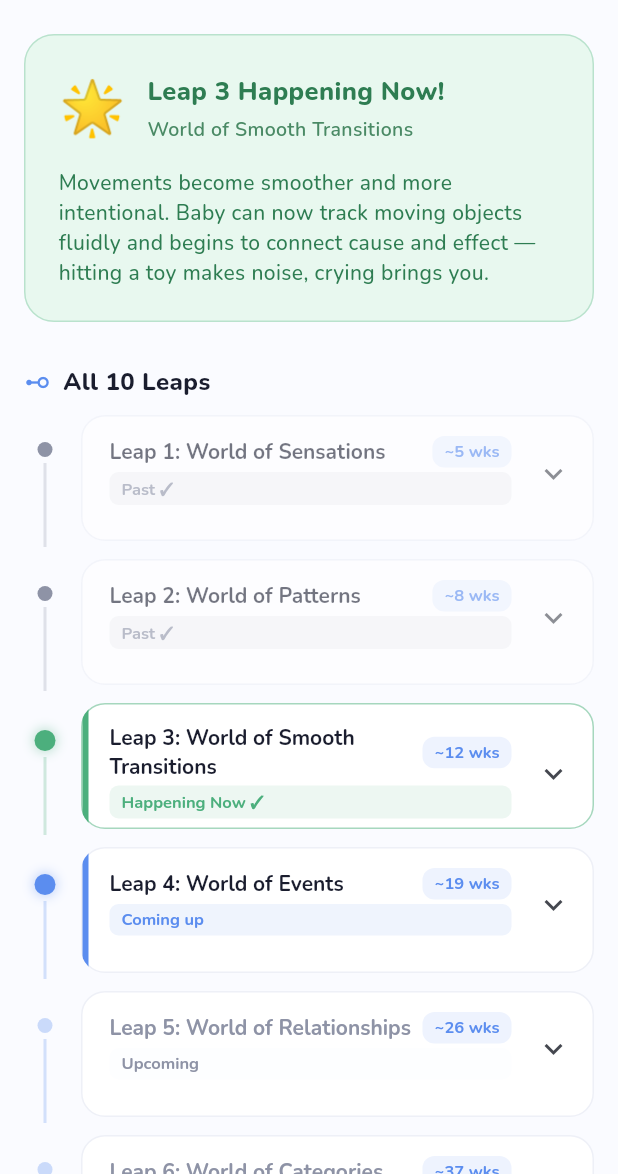
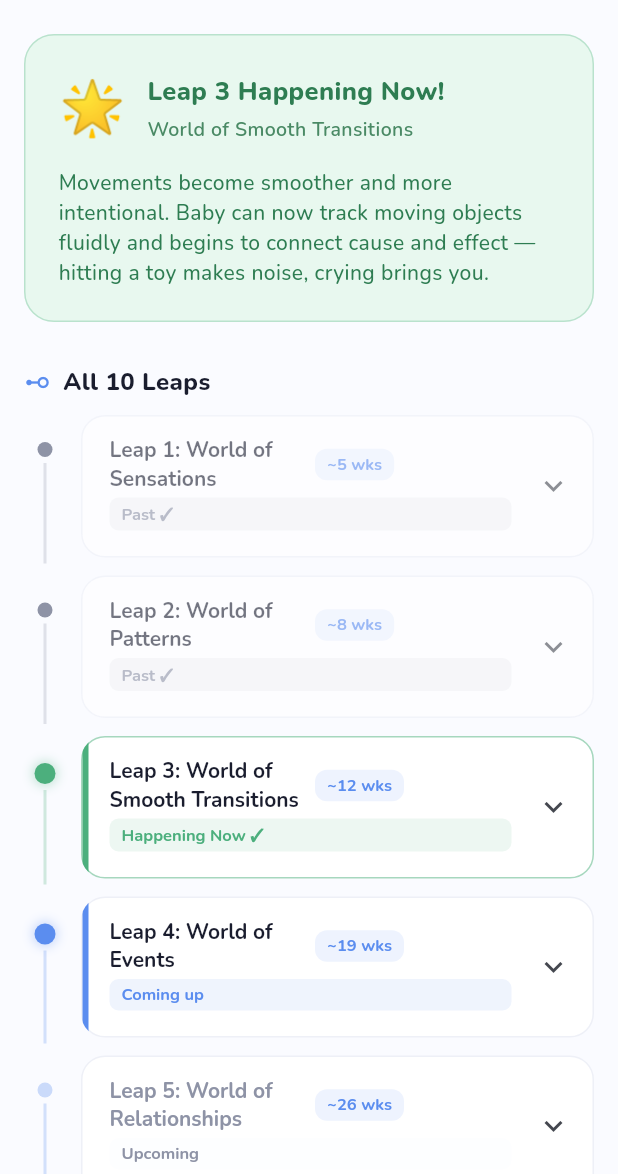
Before and after one commit to nikkyzam/Kids-app, a Flutter app: the HomeScreen screen opened directly, scrolled down 984 dp, after a tap on "Leap Calendar", on a phone screen of 412 x 824 dp, the part 62-1236 px from its top. Run offline on Flutter 3.47's test engine with Material 3 defaults, Android fonts, the phone set to English and light mode, and no system bars; our stand-ins replace confetti, file_picker, flutter_local_notifications, image_picker, in_app_purchase, pdf and 7 more; accounts and stored records are empty.

Commit message:
test: check every screen at the two smallest supported phones
The suite only ever laid screens out on a tall canvas — 360x2000 — which
catches a row running off the side but never a page that does not fit. So
nothing was checking the one thing the requirements actually name: that
the app works on a 320x568 phone.

Sixteen screens are now rendered at 320x568 and 360x640 with the real
viewport height, seeded with real content (an empty screen is exactly the
one that never overflows), scrolled end to end, and checked again at a
1.3 text scale on the narrowest phone. Forty-eight checks in all, and CI
runs them as a named step so a layout regression reads as one rather than
as one failure among five hundred.

Not `matchesGoldenFile`, deliberately: a committed PNG has to be produced
on the same platform, fonts and renderer as CI, and when it drifts it
fails with "13,208 pixels differ" — which is a rewritten reference far
more often than it is a fixed bug. What actually breaks on a small phone
is content that does not fit, and Flutter already reports that precisely.

It found ten real overflows, all fixed here. Eight were headings and
labels sized to their own text sitting next to something else that also
was — a Spacer between them guarantees an overflow rather than preventing
one, so those became Expanded or Flexible, and the two pills in the
pediatrician header became a Wrap.

The tenth was worth the whole exercise: the leaps timeline sized each row
with IntrinsicHeight, which measures children as though they had
unbounded width. On a narrow phone a leap's title wraps to a second line
the measurement never saw, so the row was sized short and then stretched
the tile to fit it — overflowing the tile's own content by exactly the
height of that line. The connector now takes its height from the
laid-out card via a positioned Stack child instead of predicting it.

Co-Authored-By: Claude Opus 5 <noreply@anthropic.com>
Claude-Session: https://claude.ai/code/session_0128Jw5p77kaxMFchJK7ifJr

```diff
--- a/lib/screens/home/home_screen.dart
+++ b/lib/screens/home/home_screen.dart
@@ -334,9 +334,15 @@ class _ActivityTab extends StatelessWidget {
                         const Icon(Icons.checklist_rounded,
                             color: AppTheme.primary, size: 20),
                         const SizedBox(width: 8),
-                        Text('Milestones',
+                        // Expanded rather than Spacer: a raised text scale
+                        // made the heading wide enough to push the count pill
+                        // off the card.
+                        Expanded(
+                          child: Text('Milestones',
+                              overflow: TextOverflow.ellipsis,
                               style: Theme.of(context).textTheme.titleMedium),
-                        const Spacer(),
+                        ),
+                        const SizedBox(width: 8),
                         Container(
                           padding: const EdgeInsets.symmetric(
                               horizontal: 8, vertical: 2),
@@ -419,8 +425,13 @@ Widget _buildPremiumPlusRow(BuildContext context, int profileId) {
           children: [
             const Text('⭐', style: TextStyle(fontSize: 14)),
             const SizedBox(width: 6),
-            const Text(
+            // Expanded rather than a bare Text plus Spacer: at a larger text
+            // scale the heading and the "See all" tap target together ran off
+            // the row.
+            const Expanded(
+              child: Text(
                 'Premium Plus',
+                overflow: TextOverflow.ellipsis,
                 style: TextStyle(
                   fontSize: 11,
                   fontWeight: FontWeight.w800,
@@ -428,8 +439,9 @@ Widget _buildPremiumPlusRow(BuildContext context, int profileId) {
                   letterSpacing: 1.2,
                 ),
               ),
+            ),
             if (!isPremiumPlus) ...[
-              const Spacer(),
+              const SizedBox(width: 8),
               GestureDetector(
                 onTap: () => Navigator.of(context).push(
                   MaterialPageRoute(builder: (_) => const PremiumPlusScreen()),
--- a/lib/screens/leaps/developmental_leaps_screen.dart
+++ b/lib/screens/leaps/developmental_leaps_screen.dart
@@ -462,11 +462,19 @@ class _TimelineLeapRow extends StatelessWidget {
 
     return Padding(
       padding: const EdgeInsets.only(left: 16, right: 16, bottom: 4),
-      child: IntrinsicHeight(
-        child: Row(
-          crossAxisAlignment: CrossAxisAlignment.stretch,
+      // A Stack, not IntrinsicHeight: the connector needs to run the full
+      // height of the card, and IntrinsicHeight measures its children as if
+      // they had unbounded width. On a narrow phone the leap's title wraps to
+      // a second line that the measurement never saw, so the row was sized
+      // short and then stretched the tile to it — overflowing the tile's own
+      // content by the height of that extra line. A positioned connector
+      // takes its height from the laid-out card instead of predicting it.
+      child: Stack(
         children: [
-            SizedBox(
+          Positioned(
+            left: 0,
+            top: 0,
+            bottom: 0,
             width: 28,
             child: Column(
               children: [
@@ -499,8 +507,8 @@ class _TimelineLeapRow extends StatelessWidget {
               ],
             ),
           ),
-            const SizedBox(width: 10),
-            Expanded(
+          Padding(
+            padding: const EdgeInsets.only(left: 38),
             child: Opacity(
               opacity: cardOpacity,
               child: _LeapExpansionCard(
@@ -511,7 +519,6 @@ class _TimelineLeapRow extends StatelessWidget {
             ),
           ),
         ],
-        ),
       ),
     );
   }
@@ -636,7 +643,12 @@ class _LeapExpansionCard extends StatelessWidget {
                         ),
                       ),
                       const SizedBox(width: 6),
-                      Container(
+                      // Flexible as well as the Expanded title: on a 320px
+                      // phone the tile's own padding and chevron leave less
+                      // room than the pill's natural width, and a pill that
+                      // cannot shrink overflows however small the title gets.
+                      Flexible(
+                        child: Container(
                           padding: const EdgeInsets.symmetric(
                               horizontal: 8, vertical: 3),
                           decoration: BoxDecoration(
@@ -645,11 +657,14 @@ class _LeapExpansionCard extends StatelessWidget {
                           ),
                           child: Text(
                             '~${leap.leapWeek} wks',
+                            overflow: TextOverflow.ellipsis,
+                            softWrap: false,
                             style: const TextStyle(
                               fontSize: 11,
                               fontWeight: FontWeight.w700,
                               color: AppTheme.primary,
                               fontFamily: 'Nunito',
+                            ),
                           ),
                         ),
                       ),
--- a/lib/widgets/milestone_item.dart
+++ b/lib/widgets/milestone_item.dart
@@ -95,13 +95,17 @@ class _MilestoneItemState extends State<MilestoneItem> {
                                   const Icon(Icons.check_circle_rounded,
                                       size: 12, color: AppTheme.success),
                                   const SizedBox(width: 4),
-                                  Text(
+                                  Flexible(
+                                    child: Text(
                                       DateFormat('MMM d, yyyy')
                                           .format(achievement.achievedDate),
+                                      overflow: TextOverflow.ellipsis,
+                                      softWrap: false,
                                       style: const TextStyle(
                                           fontSize: 11,
                                           color: AppTheme.success,
                                           fontWeight: FontWeight.w600),
+                                    ),
                                   ),
                                   if (achievement.notes?.isNotEmpty ==
                                       true) ...[
--- a/lib/widgets/weekly_recap_card.dart
+++ b/lib/widgets/weekly_recap_card.dart
@@ -42,9 +42,14 @@ class WeeklyRecapCard extends StatelessWidget {
                       const Icon(Icons.calendar_view_week_rounded,
                           size: 18, color: AppTheme.primary),
                       const SizedBox(width: 8),
-                      Text('This Week',
-                          style: Theme.of(context).textTheme.titleMedium),
-                      const Spacer(),
+                      // Expanded rather than Spacer, so a raised text scale
+                      // cannot push the day count off the card.
+                      Expanded(
+                        child: Text('This Week',
+                            overflow: TextOverflow.ellipsis,
+                            style: Theme.of(context).textTheme.titleMedium),
+                      ),
+                      const SizedBox(width: 8),
                       Container(
                         padding: const EdgeInsets.symmetric(
                             horizontal: 9, vertical: 3),
```
Also changed, not shown: lib/screens/badges/badges_screen.dart (+10 -2 lines), lib/screens/insights/pediatrician_prep_screen.dart (+38 -31 lines), lib/screens/library/activity_library_screen.dart (+9 -3 lines), lib/screens/plan/activity_plan_screen.dart (+16 -3 lines), 2 other files. Lines whose indentation alone changed are shown as unchanged.
